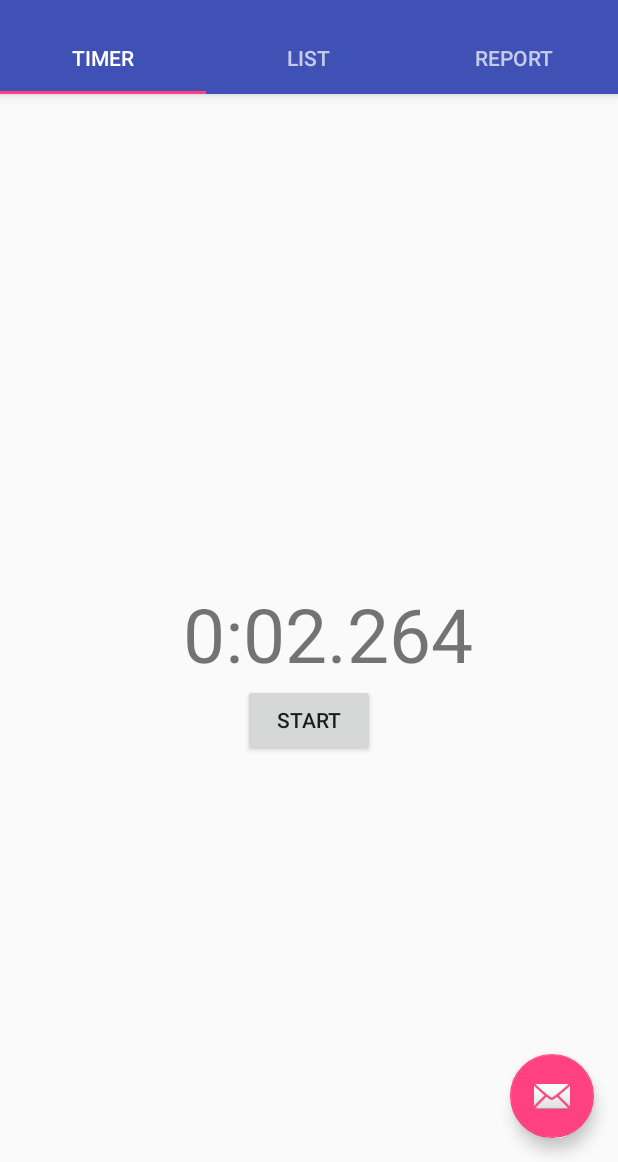
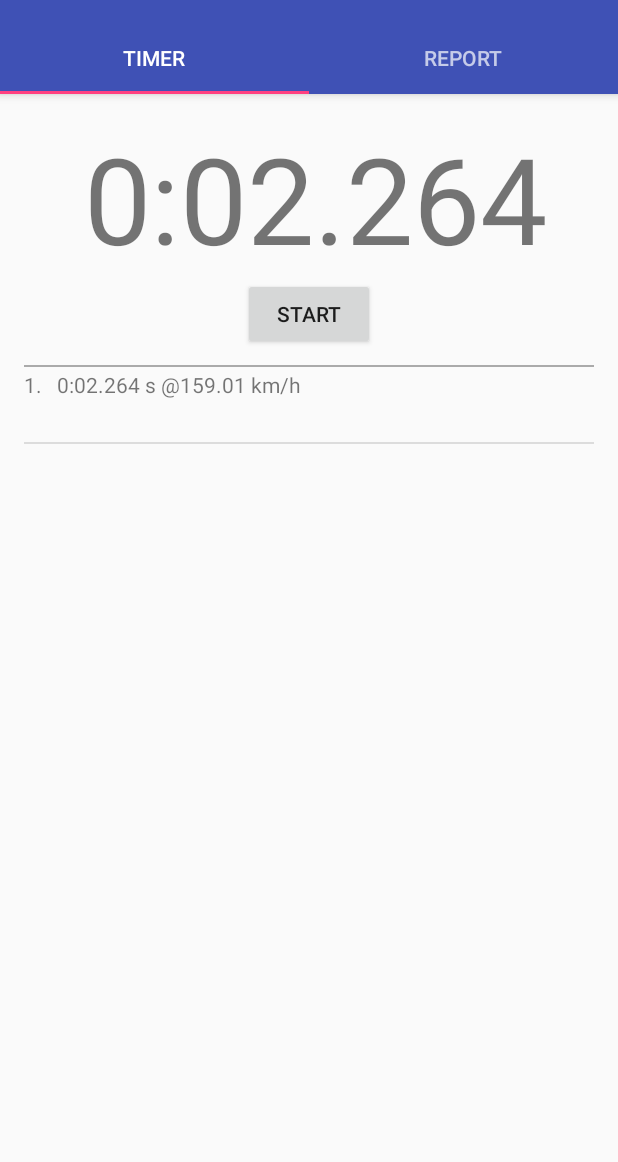
Before and after one commit to otaconisme/FizahTimer, an Android app: the screen it shows after launch (MainActivity), after a tap on "STOP", on a phone screen of 412 x 824 dp, the part 74-1236 px from its top. Run offline under Robolectric (Android 15) with nearby library versions, the phone set to English and light mode, and no system bars; libraries missing offline, so code that uses them is left out: com.github.mikephil.charting; 1 other tap on this screen came first.

Commit message:
added editable functionality save a semi working snapshot

```diff
--- a/app/src/main/java/com/otaconisme/myapplication/DataEntry.java
+++ b/app/src/main/java/com/otaconisme/myapplication/DataEntry.java
@@ -1,8 +1,4 @@
 package com.otaconisme.myapplication;
-
-import static android.R.attr.value;
-import static com.otaconisme.myapplication.R.id.distance;
-import static java.lang.Math.round;
 
 /**
  * Created by Zakwan on 3/9/2017.
@@ -11,35 +7,49 @@ import static java.lang.Math.round;
 public class DataEntry {
     private long time;
     private double speed;
+    private double distance;
 
-    DataEntry(long time, double distance){
+    DataEntry(long time, double distance) {
         setTime(time);
-        updateSpeed(distance);
+        setDistance(distance);
+        updateSpeed();
     }
 
-    public long getTime(){
+    public long getTime() {
         return time;
     }
 
-    public void setTime(long time){
+    public void setTime(long time) {
         this.time = time;
     }
 
-    public double getSpeed(){
+    public double getSpeed() {
         return speed;
     }
 
-    private void setSpeed(double speed){
+    private void setSpeed(double speed) {
         this.speed = speed;
     }
 
-    @Override
-    public String toString(){
-        //time in milli second
-        return Util.transformTime(getTime()) + " s @" + String.format("%.2f", getSpeed()*3600) + " km/h";
+    public double getDistance() {
+        return distance;
     }
 
-    public void updateSpeed(double distance){
-        this.setSpeed(distance/this.getTime());
+    public void setDistance(double distance) {
+        if (distance >= 0.0) {
+            this.distance = distance;
+        } else {
+            this.distance = 0.0;
+        }
+    }
+
+    @Override
+    public String toString() {
+        //time in milli second
+        return Util.transformTime(getTime()) + " s @" + String.format("%.2f", getSpeed() * 3600) + " km/h";
+    }
+
+    public void updateSpeed() {
+        this.setSpeed(this.distance / this.getTime());
     }
 }
--- /dev/null
+++ b/app/src/main/java/com/otaconisme/myapplication/DataEntryAdapter.java
@@ -0,0 +1,105 @@
+package com.otaconisme.myapplication;
+
+
+import android.content.Context;
+import android.view.LayoutInflater;
+import android.view.View;
+import android.view.ViewGroup;
+import android.widget.BaseAdapter;
+import android.widget.Button;
+import android.widget.EditText;
+import android.widget.ListAdapter;
+import android.widget.TextView;
+import android.widget.ViewSwitcher;
+
+import java.util.ArrayList;
+
+import static com.otaconisme.myapplication.R.id.data_entry_list;
+
+/**
+ * Created by Zakwan on 6/18/2017.
+ */
+
+public class DataEntryAdapter extends BaseAdapter implements ListAdapter {
+
+    private ArrayList<DataEntry> list = new ArrayList<>();
+    private Context context;
+
+    public DataEntryAdapter(ArrayList<DataEntry> list, Context context) {
+        this.list = list;
+        this.context = context;
+    }
+
+    @Override
+    public int getCount() {
+        return list.size();
+    }
+
+    @Override
+    public Object getItem(int i) {
+        return list.get(i);
+    }
+
+    @Override
+    public long getItemId(int i) {
+        return 0;
+    }
+
+    @Override
+    public View getView(final int i, View inputView, ViewGroup viewGroup) {
+        View view = inputView;
+        if (view == null) {
+            LayoutInflater inflater = (LayoutInflater) context.getSystemService(Context.LAYOUT_INFLATER_SERVICE);
+            view = inflater.inflate(R.layout.data_entry, null);//TODO replace null with something else
+        }
+
+        TextView listItemText = (TextView) view.findViewById(data_entry_list);
+        if (listItemText != null) {
+            listItemText.setText((i + 1) + ". " + list.get(i).toString());
+        }
+
+        Button deleteBtn = (Button) view.findViewById(R.id.data_entry_delete_btn);
+
+        if (deleteBtn != null) {
+            deleteBtn.setOnClickListener(new View.OnClickListener() {
+                @Override
+                public void onClick(View v) {
+                    list.remove(i);
+                    notifyDataSetChanged();
+                    //Util.generateBarChartSpeed();
+
+                }
+            });
+        }
+
+        final ViewSwitcher switcher = (ViewSwitcher) view.findViewById(R.id.my_switcher);
+        //switcher.showNext(); //or switcher.showPrevious();
+        final TextView textView = (TextView) switcher.findViewById(R.id.data_entry_list);
+        textView.setOnClickListener(new View.OnClickListener() {
+            @Override
+            public void onClick(View v) {
+                switcher.showNext();
+                v.requestFocus();
+            }
+        });
+
+        final EditText editText = (EditText) switcher.findViewById(R.id.data_entry_list_edit);
+        editText.setOnClickListener((new View.OnClickListener() {
+            @Override
+            public void onClick(View v) {
+                switcher.showNext();
+                DataEntry dataEntry = DataListFragment.dataList.get(i);
+                if (editText.getText() != null) {
+                    double speed = Double.parseDouble(editText.getText().toString());
+                    long time = Double.valueOf(100 / speed).longValue();
+                    dataEntry.setTime(time);
+                    dataEntry.updateSpeed();
+                    textView.setText(dataEntry.toString());
+                }
+                v.requestFocus();
+            }
+        }));
+
+        return view;
+    }
+}
--- a/app/src/main/java/com/otaconisme/myapplication/DataListFragment.java
+++ b/app/src/main/java/com/otaconisme/myapplication/DataListFragment.java
@@ -2,32 +2,24 @@ package com.otaconisme.myapplication;
 
 import android.app.ListFragment;
 import android.os.Bundle;
-import android.view.LayoutInflater;
-import android.view.View;
-import android.view.ViewGroup;
-import android.widget.ArrayAdapter;
+
 import java.util.ArrayList;
 
 /**
  * Created by Zakwan on 3/12/2017.
  */
 
-public class DataListFragment extends ListFragment{
+public class DataListFragment extends ListFragment {
 
     public static ArrayList<DataEntry> dataList;
-    public static ArrayAdapter<DataEntry> adapter;
+    public static DataEntryAdapter adapter;//TODO fix how to do adapter
 
     @Override
-    public View onCreateView(LayoutInflater inflater, ViewGroup container, Bundle savedInstanceState){
-        return inflater.inflate(R.layout.list_fragment, container, false);
-    }
-
-    @Override
-    public void onActivityCreated(Bundle savedInstanceState){
+    public void onActivityCreated(Bundle savedInstanceState) {
         super.onActivityCreated(savedInstanceState);
 
         dataList = new ArrayList<>();
-        adapter = new ArrayAdapter<>(getActivity(), android.R.layout.simple_list_item_1, dataList);
+        adapter = new DataEntryAdapter(dataList, getActivity());
         setListAdapter(adapter);
     }
 }
--- a/app/src/main/java/com/otaconisme/myapplication/MainActivity.java
+++ b/app/src/main/java/com/otaconisme/myapplication/MainActivity.java
@@ -2,8 +2,6 @@ package com.otaconisme.myapplication;
 
 import android.os.Handler;
 import android.support.design.widget.TabLayout;
-import android.support.design.widget.FloatingActionButton;
-import android.support.design.widget.Snackbar;
 import android.support.v7.app.AppCompatActivity;
 import android.support.v7.widget.Toolbar;
 
@@ -16,36 +14,20 @@ import android.view.Menu;
 import android.view.MenuItem;
 import android.view.View;
 import android.widget.Button;
-import android.widget.EditText;
 import android.widget.TextView;
 
-import com.github.mikephil.charting.charts.BarChart;
-import com.github.mikephil.charting.components.XAxis;
-import com.github.mikephil.charting.data.BarData;
-import com.github.mikephil.charting.data.BarDataSet;
-import com.github.mikephil.charting.data.BarEntry;
-import com.github.mikephil.charting.interfaces.datasets.IBarDataSet;
-import com.github.mikephil.charting.utils.ColorTemplate;
-
 import java.util.ArrayList;
-import java.util.HashMap;
-
-import static android.R.attr.data;
-import static android.R.attr.value;
-import static android.R.id.input;
 
 public class MainActivity extends AppCompatActivity {
 
     private Handler mHandler = new Handler();
     //Constant
     final int REFRESH_RATE = 61;
-    final int TOTAL_TAB_COUNT = 3;
+    final int TOTAL_TAB_COUNT = 2;
     final double distanceInputDefault = 100.00;
     //var
     long startTime = 0, totalTime = 0;
     double gDistanceInput = distanceInputDefault;
-    BarChart mChart;
-
 
     @Override
     protected void onDestroy() {
@@ -84,15 +66,6 @@ public class MainActivity extends AppCompatActivity {
             }
         });
         */
-
-        //TODO update stuff when tab is changed
-        //mViewPager.set
-        initVar();
-    }
-
-    private void initVar() {
-        //EditText et = (EditText) findViewById(R.id.distance);
-        //et.setText(""+ gDistanceInput);
     }
 
 
@@ -138,11 +111,7 @@ public class MainActivity extends AppCompatActivity {
                 case 0:
                     return new TabTimer();
                 case 1:
-                    return new TabList();
-                case 2:
-                    TabReport tabReport = new TabReport();
-                    //generateChart();
-                    return tabReport;
+                    return new TabReport();
             }
             return null;
         }
@@ -158,8 +127,6 @@ public class MainActivity extends AppCompatActivity {
                 case 0:
                     return "Timer";
                 case 1:
-                    return "List";
-                case 2:
                     return "Report";
             }
             return null;
@@ -176,23 +143,27 @@ public class MainActivity extends AppCompatActivity {
         return true;
     }
 
-    public void startTimer(View view){
+    public void startTimer(View view) {
         Button button = (Button) findViewById(R.id.button_start_stop_timer);
-        if(button.getText().equals("Start")) {
+        if (button.getText().equals("Start")) {
             button.setText(getString(R.string.button_stop_timer_text));
             startTime = System.currentTimeMillis();
             mHandler.removeCallbacks(startTimer);
             mHandler.postDelayed(startTimer, 0);
-        }else{
+        } else {
             button.setText(getString(R.string.button_start_timer_text));
             mHandler.removeCallbacks(startTimer);
             //update to list
             DataListFragment.dataList.add(new DataEntry(totalTime, gDistanceInput));
             DataListFragment.adapter.notifyDataSetChanged();
+            //TODO fix this bug
+            if (DataListFragment.dataList.size() > 1) {
+                generateReport();
+            }
         }
     }
 
-    public void updateTimerDisplay(long totalTime){
+    public void updateTimerDisplay(long totalTime) {
         TextView timer = (TextView) findViewById(R.id.timer_display);
         timer.setText(Util.transformTime(totalTime));
     }
@@ -205,125 +176,26 @@ public class MainActivity extends AppCompatActivity {
             //total time is set here and used by other funtion
             totalTime = System.currentTimeMillis() - startTime;
             updateTimerDisplay(totalTime);
-            mHandler.postDelayed(this,REFRESH_RATE);
+            mHandler.postDelayed(this, REFRESH_RATE);
         }
     };
 
-
-    public void generateReport(View view){
+    public void generateReport() {
         ArrayList<Double> input = new ArrayList<>();
-        for(DataEntry de : DataListFragment.dataList){
-            input.add( de.getSpeed()*3600 );
+        for (DataEntry de : DataListFragment.dataList) {
+            input.add(de.getSpeed() * 3600);
         }
         TextView mean = (TextView) findViewById(R.id.mean_value);
-        mean.setText(""+Util.getAverage(input));
+        mean.setText("" + Util.getAverage(input));
         TextView min = (TextView) findViewById(R.id.min_value);
-        min.setText(""+Util.getMin(input));
+        min.setText("" + Util.getMin(input));
         TextView max = (TextView) findViewById(R.id.max_value);
-        max.setText(""+Util.getMax(input));
+        max.setText("" + Util.getMax(input));
         TextView var = (TextView) findViewById(R.id.variance_value);
-        var.setText(""+Util.getVariance(input, Util.getAverage(input)));
-        generateChart(input);
-    }
-
-    public void generateChart(ArrayList<Double> inputData){
-
-        double min = Util.getMin(inputData);
-        double max = Util.getMax(inputData);
-
-        double lowerLimit = Math.round(min/100)*100;
-        double upperLimit = Math.round(max/100)*100;
-
-        double spaces = 5;
-        double spaceSize = (upperLimit - lowerLimit)/spaces;//TODO figure this things out
-
-        HashMap<Double, Double> table = new HashMap<>();
-
-        for(double speed:inputData){
-            for(double limit = lowerLimit; limit<=upperLimit; limit+=spaceSize){
-                if(table.get(limit)==null){
-                    table.put(limit, 0.0);
-                }
-                if(table.get(limit)!=null){
-                    if(speed<limit) {
-                        double count = table.get(limit);
-                        table.put(limit, ++count);
-                    }
-                }
-            }
+        var.setText("" + Util.getVariance(input, Util.getAverage(input)));
+        View barChartView = findViewById(R.id.chart1);
+        if (barChartView != null) {
+            Util.generateBarChart(input, barChartView);
         }
-
-//        for(double i=lowerLimit; i<upperLimit-spaceSize; i+=spaceSize){
-//            for(int j=0; j<inputData.size(); j++){
-//                if(inputData.get(j)<i){
-//                    double count = table.get(i);
-//                    table.put(i, count++);
-//                }
-//            }
-//        }
-
-
-
-
-
-        ArrayList<BarEntry> yVals1 = new ArrayList<BarEntry>();
-//        for(int i=0; i<inputData.size(); i++){
-//            float value = (float) (double) inputData.get(i);
-//            yVals1.add(new BarEntry(i, value));
-//        }
-
-//        for(double limit = lowerLimit; limit<=upperLimit; limit+=spaceSize){
-//            float yvalue = (float) (double) table.get(limit);
-//            int xvalue = (int) limit;
-//            yVals1.add(new BarEntry(xvalue, yvalue ));
-//        }
-
-        for(int i=0; i<spaces; i++){
-            double limit = lowerLimit + i*spaceSize;
-            float yvalue = (float) (double) table.get(limit);
-            yVals1.add(new BarEntry(i, yvalue ));
-        }
-
-
-        mChart = (BarChart) findViewById(R.id.chart1);
-        mChart.setMaxVisibleValueCount(60);
-
-        mChart.setPinchZoom(false);
-
-        mChart.setDrawBarShadow(false);
-        mChart.setDrawGridBackground(false);
-
-        XAxis xAxis = mChart.getXAxis();
-        xAxis.setPosition(XAxis.XAxisPosition.BOTTOM);
-        xAxis.setDrawGridLines(false);
-
-        // add a nice and smooth animation
-        mChart.animateY(2500);
-
-        mChart.getLegend().setEnabled(false);
-
-        mChart.getAxisLeft().setDrawGridLines(false);
-        BarDataSet set1;
-
-        if (mChart.getData() != null &&
-                mChart.getData().getDataSetCount() > 0) {
-            set1 = (BarDataSet)mChart.getData().getDataSetByIndex(0);
-            set1.setValues(yVals1);
-            mChart.getData().notifyDataChanged();
-            mChart.notifyDataSetChanged();
-        } else {
-            set1 = new BarDataSet(yVals1, "Data Set");
-            set1.setColors(ColorTemplate.VORDIPLOM_COLORS);
-            set1.setDrawValues(false);
-
-            ArrayList<IBarDataSet> dataSets = new ArrayList<IBarDataSet>();
-            dataSets.add(set1);
-
-            BarData data = new BarData(dataSets);
-            mChart.setData(data);
-            mChart.setFitBars(true);
-        }
-
-        mChart.invalidate();
     }
 }
--- a/app/src/main/java/com/otaconisme/myapplication/TabList.java
+++ /dev/null
@@ -1,21 +0,0 @@
-package com.otaconisme.myapplication;
-
-import android.os.Bundle;
-import android.support.v4.app.Fragment;
-import android.view.LayoutInflater;
-import android.view.View;
-import android.view.ViewGroup;
-
-/**
- * Created by Zakwan on 3/1/2017.
- */
-
-public class TabList extends Fragment {
-
-    @Override
-    public View onCreateView(LayoutInflater inflater, ViewGroup container,
-                             Bundle savedInstanceState) {
-        View rootView = inflater.inflate(R.layout.tab_list, container, false);
-        return rootView;
-    }
-}
--- a/app/src/main/java/com/otaconisme/myapplication/TabReport.java
+++ b/app/src/main/java/com/otaconisme/myapplication/TabReport.java
@@ -6,29 +6,15 @@ import android.view.LayoutInflater;
 import android.view.View;
 import android.view.ViewGroup;
 
-import com.github.mikephil.charting.charts.BarChart;
-import com.github.mikephil.charting.components.XAxis;
-import com.github.mikephil.charting.data.BarData;
-import com.github.mikephil.charting.data.BarDataSet;
-import com.github.mikephil.charting.data.BarEntry;
-import com.github.mikephil.charting.interfaces.datasets.IBarDataSet;
-import com.github.mikephil.charting.utils.ColorTemplate;
-
-import java.util.ArrayList;
-
-import static android.R.attr.value;
-
 /**
  * Created by Zakwan on 3/1/2017.
  */
 
 public class TabReport extends Fragment {
-    private BarChart mChart;
     @Override
     public View onCreateView(LayoutInflater inflater, ViewGroup container,
                              Bundle savedInstanceState) {
 
-        View rootView = inflater.inflate(R.layout.tab_report, container, false);
-        return rootView;
+        return inflater.inflate(R.layout.tab_report, container, false);
     }
 }
--- a/app/src/main/res/layout/activity_main.xml
+++ b/app/src/main/res/layout/activity_main.xml
@@ -13,6 +13,7 @@
         android:layout_width="match_parent"
         android:layout_height="wrap_content"
         android:paddingTop="@dimen/appbar_padding_top"
+        android:layout_weight="2"
         android:theme="@style/AppTheme.AppBarOverlay">
 
         <android.support.v7.widget.Toolbar
@@ -35,15 +36,8 @@
     <android.support.v4.view.ViewPager
         android:id="@+id/container"
         android:layout_width="match_parent"
-        android:layout_height="wrap_content"
+        android:layout_height="match_parent"
+        android:layout_weight="9"
         app:layout_behavior="@string/appbar_scrolling_view_behavior" />
 
-    <android.support.design.widget.FloatingActionButton
-        android:id="@+id/fab"
-        android:layout_width="wrap_content"
-        android:layout_height="wrap_content"
-        android:layout_gravity="end|bottom"
-        android:layout_margin="@dimen/fab_margin"
-        app:srcCompat="@android:drawable/ic_dialog_email" />
-
 </android.support.design.widget.CoordinatorLayout>
--- /dev/null
+++ b/app/src/main/res/layout/data_entry.xml
@@ -0,0 +1,45 @@
+<?xml version="1.0" encoding="utf-8"?>
+<RelativeLayout xmlns:android="http://schemas.android.com/apk/res/android"
+    android:layout_width="match_parent"
+    android:layout_height="match_parent">
+
+    <ViewSwitcher
+        xmlns:android="http://schemas.android.com/apk/res/android"
+        android:id="@+id/my_switcher"
+        android:layout_width="match_parent"
+        android:layout_height="match_parent" >
+
+        <TextView
+            android:id="@+id/data_entry_list"
+            android:clickable="true"
+            android:layout_width="match_parent"
+            android:layout_height="match_parent"/>
+
+
+
+        <RelativeLayout xmlns:android="http://schemas.android.com/apk/res/android"
+            android:layout_width="match_parent"
+            android:layout_height="match_parent">
+
+            <EditText
+                android:id="@+id/data_entry_list_edit"
+                android:layout_width="match_parent"
+                android:layout_height="wrap_content"
+                android:inputType="numberDecimal" />
+
+
+            <Button
+                android:id="@+id/data_entry_delete_btn"
+                android:layout_width="wrap_content"
+                android:layout_height="wrap_content"
+                android:layout_alignParentRight="true"
+                android:layout_centerVertical="true"
+                android:background="@null"
+                android:layout_alignParentEnd="true"
+                android:text="X"/>
+
+        </RelativeLayout>
+
+    </ViewSwitcher>
+
+</RelativeLayout>
--- a/app/src/main/res/layout/tab_timer.xml
+++ b/app/src/main/res/layout/tab_timer.xml
@@ -8,13 +8,13 @@
     android:paddingTop="@dimen/activity_vertical_margin"
     android:gravity="center"
     android:orientation="vertical"
-    tools:context="com.otaconisme.myapplication.MainActivity$PlaceholderFragment">
+    tools:context="com.otaconisme.myapplication.MainActivity">
 
     <TextView
         android:id="@+id/timer_display"
-        android:layout_width="wrap_content"
+        android:layout_width="match_parent"
         android:layout_height="wrap_content"
-        android:textSize="50sp"
+        android:textSize="80sp"
         android:text="  0:00.000"/>
 
     <Button
@@ -24,4 +24,26 @@
         android:onClick="startTimer"
         android:text="@string/button_start_timer_text"/>
 
+    <View
+        android:layout_width="match_parent"
+        android:layout_marginTop="10dp"
+        android:layout_marginBottom="2dp"
+        android:layout_height="1dp"
+        android:background="@android:color/darker_gray"/>
+
+    <fragment
+        android:id="@+id/fragment1"
+        android:name="com.otaconisme.myapplication.DataListFragment"
+        android:layout_width="match_parent"
+        android:layout_height="0dp"
+        android:layout_marginBottom="8dp"
+        android:layout_weight="1"/>
+
+    <View
+        android:layout_width="match_parent"
+        android:layout_marginTop="10dp"
+        android:layout_marginBottom="2dp"
+        android:layout_height="1dp"
+        android:background="@android:color/darker_gray"/>
+
 </LinearLayout>
```
Also changed, not shown: app/src/main/java/com/otaconisme/myapplication/Util.java (+109 -4 lines), app/src/main/res/layout/list_fragment.xml (deleted, +0 -19 lines), app/src/main/res/layout/tab_list.xml (deleted, +0 -19 lines), app/src/main/res/layout/tab_report.xml (+0 -13 lines).
